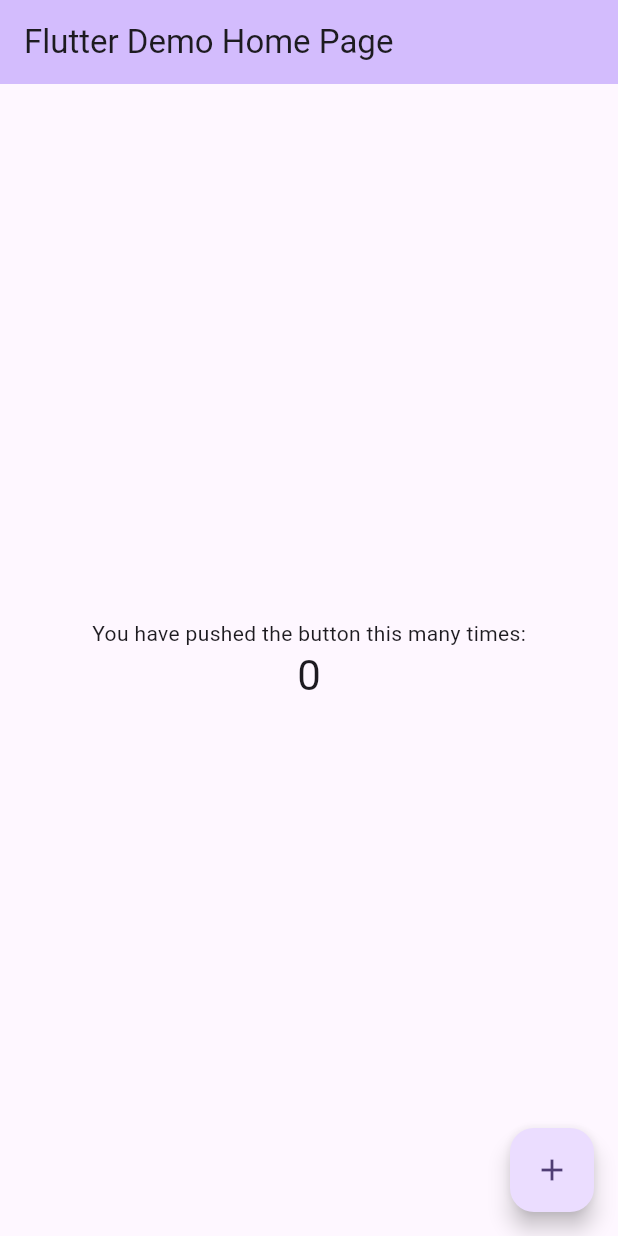
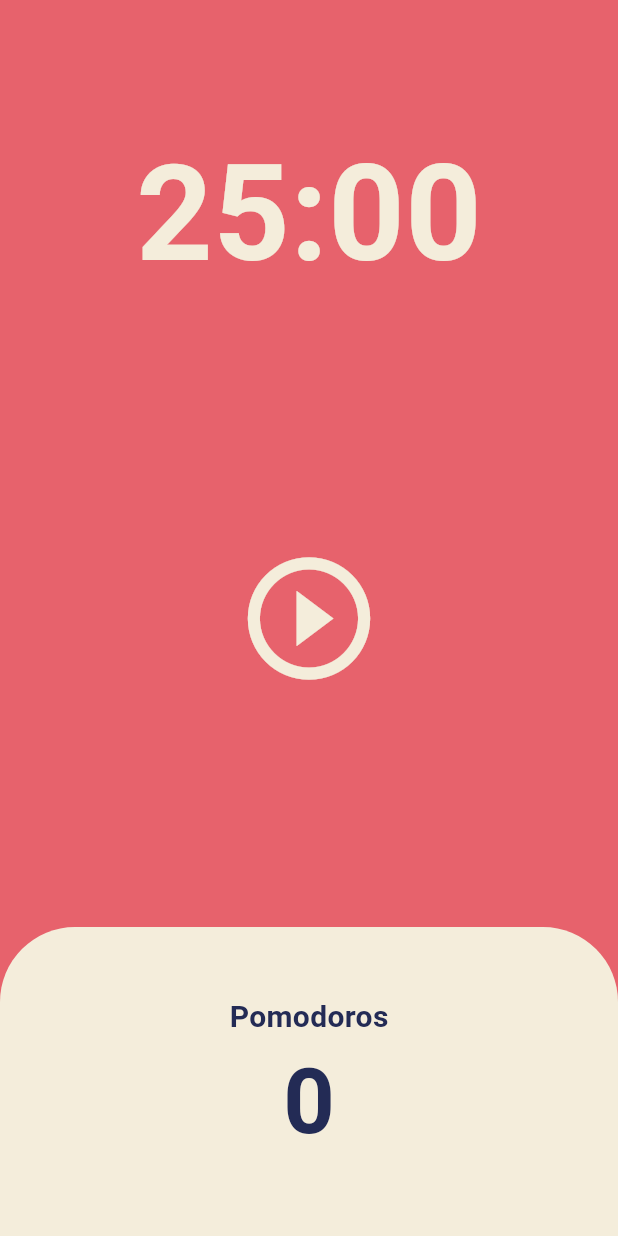
Before and after one commit to rlwhd0716/FlutterPractice, a Flutter app: the screen it shows after launch, on a phone screen of 412 x 824 dp. Run offline on Flutter 3.47's test engine with Material 3 defaults, Android fonts, the light colour scheme and no system bars.

Commit message:
[Nomad 5.4] Pomodoro App Done

```diff
--- a/Pomodoro Practice/lib/main.dart
+++ b/Pomodoro Practice/lib/main.dart
@@ -1,125 +1,28 @@
 import 'package:flutter/material.dart';
+import 'package:pomodoro/screen/home_screen.dart';
 
 void main() {
-  runApp(const MyApp());
+  runApp(const App());
 }
 
-class MyApp extends StatelessWidget {
-  const MyApp({super.key});
+class App extends StatelessWidget {
+  const App({super.key});
 
-  // This widget is the root of your application.
   @override
   Widget build(BuildContext context) {
     return MaterialApp(
-      title: 'Flutter Demo',
       theme: ThemeData(
-        // This is the theme of your application.
-        //
-        // TRY THIS: Try running your application with "flutter run". You'll see
-        // the application has a purple toolbar. Then, without quitting the app,
-        // try changing the seedColor in the colorScheme below to Colors.green
-        // and then invoke "hot reload" (save your changes or press the "hot
-        // reload" button in a Flutter-supported IDE, or press "r" if you used
-        // the command line to start the app).
-        //
-        // Notice that the counter didn't reset back to zero; the application
-        // state is not lost during the reload. To reset the state, use hot
-        // restart instead.
-        //
-        // This works for code too, not just values: Most code changes can be
-        // tested with just a hot reload.
-        colorScheme: ColorScheme.fromSeed(seedColor: Colors.deepPurple),
-        useMaterial3: true,
-      ),
-      home: const MyHomePage(title: 'Flutter Demo Home Page'),
+          scaffoldBackgroundColor: const Color(0xFFE7626C),
+          textTheme: const TextTheme(
+            headlineMedium: TextStyle(
+              color: Color(0xFF232B55),
+            ),
+            // headline1: TextStyle(
+            // color: Color(0xFF232B55),
+            // ),
+          ),
+          cardColor: const Color(0xFFF4EDDB)),
+      home: const HomeScreen(),
     );
   }
 }
-
-class MyHomePage extends StatefulWidget {
-  const MyHomePage({super.key, required this.title});
-
-  // This widget is the home page of your application. It is stateful, meaning
-  // that it has a State object (defined below) that contains fields that affect
-  // how it looks.
-
-  // This class is the configuration for the state. It holds the values (in this
-  // case the title) provided by the parent (in this case the App widget) and
-  // used by the build method of the State. Fields in a Widget subclass are
-  // always marked "final".
-
-  final String title;
-
-  @override
-  State<MyHomePage> createState() => _MyHomePageState();
-}
-
-class _MyHomePageState extends State<MyHomePage> {
-  int _counter = 0;
-
-  void _incrementCounter() {
-    setState(() {
-      // This call to setState tells the Flutter framework that something has
-      // changed in this State, which causes it to rerun the build method below
-      // so that the display can reflect the updated values. If we changed
-      // _counter without calling setState(), then the build method would not be
-      // called again, and so nothing would appear to happen.
-      _counter++;
-    });
-  }
-
-  @override
-  Widget build(BuildContext context) {
-    // This method is rerun every time setState is called, for instance as done
-    // by the _incrementCounter method above.
-    //
-    // The Flutter framework has been optimized to make rerunning build methods
-    // fast, so that you can just rebuild anything that needs updating rather
-    // than having to individually change instances of widgets.
-    return Scaffold(
-      appBar: AppBar(
-        // TRY THIS: Try changing the color here to a specific color (to
-        // Colors.amber, perhaps?) and trigger a hot reload to see the AppBar
-        // change color while the other colors stay the same.
-        backgroundColor: Theme.of(context).colorScheme.inversePrimary,
-        // Here we take the value from the MyHomePage object that was created by
-        // the App.build method, and use it to set our appbar title.
-        title: Text(widget.title),
-      ),
-      body: Center(
-        // Center is a layout widget. It takes a single child and positions it
-        // in the middle of the parent.
-        child: Column(
-          // Column is also a layout widget. It takes a list of children and
-          // arranges them vertically. By default, it sizes itself to fit its
-          // children horizontally, and tries to be as tall as its parent.
-          //
-          // Column has various properties to control how it sizes itself and
-          // how it positions its children. Here we use mainAxisAlignment to
-          // center the children vertically; the main axis here is the vertical
-          // axis because Columns are vertical (the cross axis would be
-          // horizontal).
-          //
-          // TRY THIS: Invoke "debug painting" (choose the "Toggle Debug Paint"
-          // action in the IDE, or press "p" in the console), to see the
-          // wireframe for each widget.
-          mainAxisAlignment: MainAxisAlignment.center,
-          children: <Widget>[
-            const Text(
-              'You have pushed the button this many times:',
-            ),
-            Text(
-              '$_counter',
-              style: Theme.of(context).textTheme.headlineMedium,
-            ),
-          ],
-        ),
-      ),
-      floatingActionButton: FloatingActionButton(
-        onPressed: _incrementCounter,
-        tooltip: 'Increment',
-        child: const Icon(Icons.add),
-      ), // This trailing comma makes auto-formatting nicer for build methods.
-    );
-  }
-}
--- /dev/null
+++ b/Pomodoro Practice/lib/screen/home_screen.dart
@@ -0,0 +1,166 @@
+import 'dart:async';
+
+import 'package:flutter/material.dart';
+
+class HomeScreen extends StatefulWidget {
+  const HomeScreen({super.key});
+
+  @override
+  State<HomeScreen> createState() => _HomeScreenState();
+}
+
+class _HomeScreenState extends State<HomeScreen> {
+  static const twentyFiveMinutes = 1500;
+  int totalSeconds = twentyFiveMinutes;
+  bool isRunning = false;
+  late Timer timer;
+  int totalPomodoros = 0;
+
+  void onTick(Timer timer) {
+    if (totalSeconds == 0) {
+      setState(() {
+        totalPomodoros = totalPomodoros + 1;
+        isRunning = false;
+        totalSeconds = twentyFiveMinutes;
+      });
+      timer.cancel();
+    } else {
+      setState(() {
+        totalSeconds = totalSeconds - 1;
+      });
+    }
+  }
+
+  void onStartPressed() {
+    timer = Timer.periodic(
+      const Duration(seconds: 1),
+      onTick,
+    );
+    setState(() {
+      isRunning = true;
+    });
+  }
+
+  void onPausePressed() {
+    timer.cancel();
+    setState(() {
+      isRunning = false;
+    });
+  }
+
+  void onStopPressed() {
+    timer.cancel();
+    setState(() {
+      isRunning = false;
+      totalSeconds = twentyFiveMinutes;
+    });
+  }
+
+  String format(int seconds) {
+    var duration = Duration(seconds: seconds);
+    print(duration.toString().split(".").first.substring(2, 7));
+    return duration.toString().split(".").first.substring(2, 7);
+  } // 리셋하고 처음으로
+
+  @override
+  Widget build(BuildContext context) {
+    return Scaffold(
+      body: Column(
+        children: [
+          Flexible(
+            flex: 1,
+            child: Container(
+              alignment: Alignment.bottomCenter,
+              child: Text(
+                format(totalSeconds),
+                style: TextStyle(
+                  color: Theme.of(context).cardColor,
+                  fontSize: 89,
+                  fontWeight: FontWeight.w600,
+                ),
+              ),
+            ),
+          ),
+          Flexible(
+            flex: 2,
+            child: Column(
+              children: [
+                Expanded(
+                    child: Row(
+                  mainAxisAlignment: MainAxisAlignment.center,
+                  children: !isRunning
+                      ? [
+                          IconButton(
+                            iconSize: 98,
+                            color: Theme.of(context).cardColor,
+                            onPressed: onStartPressed,
+                            icon: const Icon(Icons.play_circle_outline),
+                          ),
+                        ]
+                      : [
+                          IconButton(
+                            iconSize: 98,
+                            color: Theme.of(context).cardColor,
+                            onPressed: onPausePressed,
+                            icon: const Icon(Icons.pause_circle_outlined),
+                          ),
+                          IconButton(
+                            iconSize: 98,
+                            color: Theme.of(context).cardColor,
+                            onPressed: onStopPressed,
+                            icon: const Icon(Icons.stop_circle_outlined),
+                          ),
+                        ],
+                )),
+              ],
+            ),
+          ),
+          Flexible(
+            flex: 1,
+            child: Row(
+              children: [
+                Expanded(
+                  child: Container(
+                    decoration: BoxDecoration(
+                      color: Theme.of(context).cardColor,
+                      borderRadius: const BorderRadius.only(
+                          topRight: Radius.circular(50),
+                          topLeft: Radius.circular(50)),
+                    ),
+                    child: Column(
+                      mainAxisAlignment: MainAxisAlignment.center,
+                      children: [
+                        Text(
+                          'Pomodoros',
+                          style: TextStyle(
+                            fontSize: 20,
+                            fontWeight: FontWeight.w600,
+                            color: Theme.of(context)
+                                .textTheme
+                                .headlineMedium!
+                                .color,
+                          ),
+                        ),
+                        Text(
+                          '$totalPomodoros',
+                          style: TextStyle(
+                            fontSize: 60,
+                            fontWeight: FontWeight.w600,
+                            color: Theme.of(context)
+                                .textTheme
+                                .headlineMedium!
+                                .color,
+                          ),
+                        ),
+                      ],
+                    ),
+                  ),
+                ),
+              ],
+            ),
+          ),
+        ],
+      ),
+    );
+  }
+}
```
Also changed, not shown: 1 other file.
